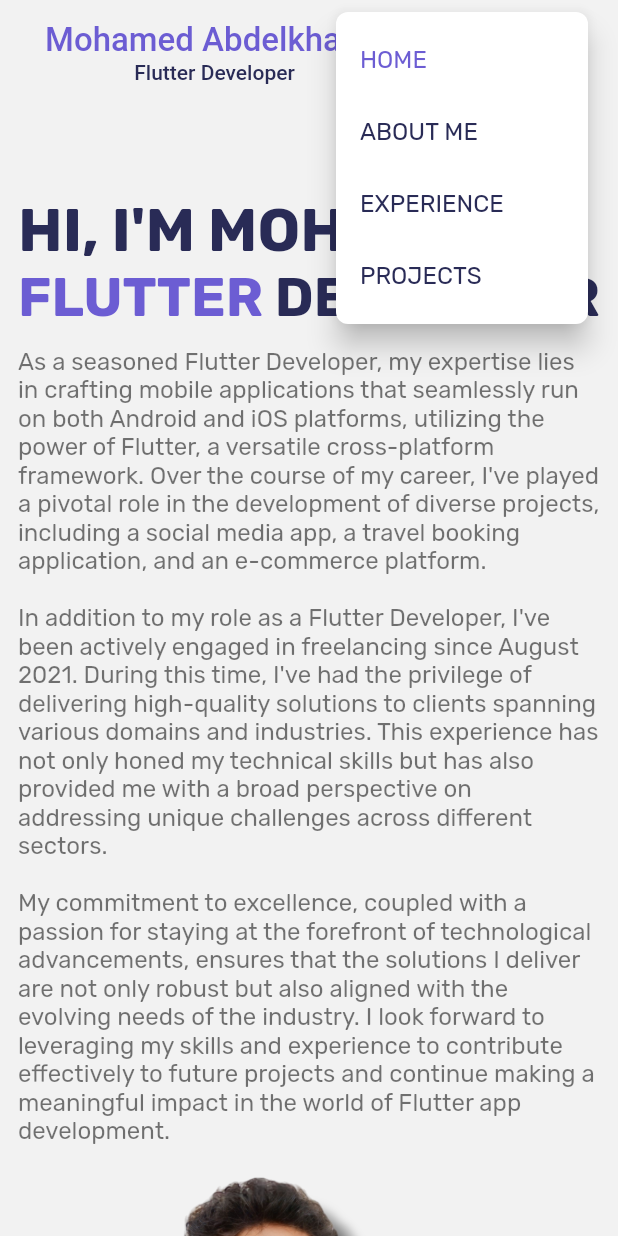
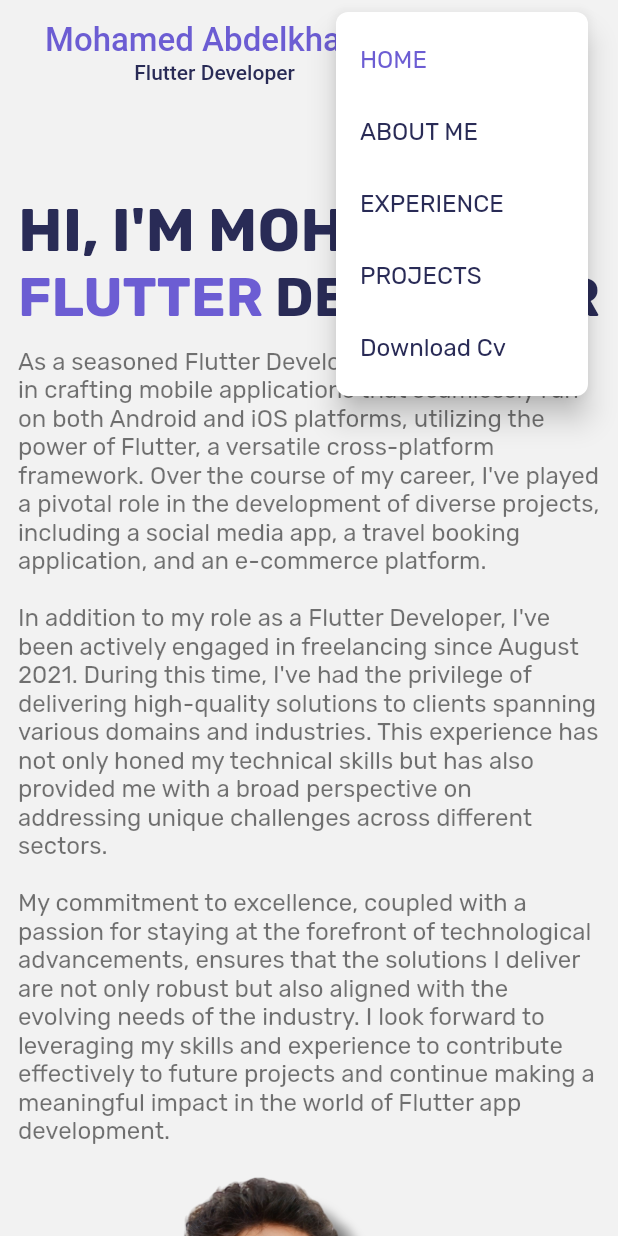
Before and after one commit to mohamed296/my_portfolio, a Flutter app: the screen it shows after launch, after a tap on the "menu" icon, on a phone screen of 412 x 824 dp. Run offline on Flutter 3.47's test engine with Material 3 defaults, Android fonts, the light colour scheme and no system bars; drawn by our look-alikes of auto_size_text, scrollable_positioned_list; our stand-ins replace carousel_slider, firebase_core, google_fonts, line_awesome_flutter; missing offline and left inert: dart:html; accounts and stored records are empty; Roboto replaces fonts that are missing (Satisfy); statements that could not run were skipped.

Commit message:
fix mobile responsive

```diff
--- a/lib/modules/about_me/about_me.dart
+++ b/lib/modules/about_me/about_me.dart
@@ -27,8 +27,9 @@ class AboutMePage extends StatelessWidget {
         alignment: WrapAlignment.center,
         runAlignment: WrapAlignment.center,
         children: [
-          SizedBox(
-            width: width * .5,
+          LayoutBuilder(
+            builder: (context, constraints) => SizedBox(
+              width: constraints.maxWidth >= 600.0 ? width * .5 : null,
               child: Column(
                 mainAxisAlignment: MainAxisAlignment.center,
                 crossAxisAlignment: CrossAxisAlignment.start,
@@ -96,6 +97,7 @@ class AboutMePage extends StatelessWidget {
                 ],
               ),
             ),
+          ),
           Column(
             mainAxisSize: MainAxisSize.min,
             children: [
--- a/lib/modules/educations/educations.dart
+++ b/lib/modules/educations/educations.dart
@@ -83,9 +83,10 @@ class ContentAboutMe extends StatelessWidget {
 
   @override
   Widget build(BuildContext context) {
-    return Container(
+    return LayoutBuilder(
+      builder: (context, constraints) => Container(
         // height: height * 0.4,
-      width: width * 0.3,
+        width: constraints.maxWidth >= 600.0 ? width * 0.3 : null,
         decoration: BoxDecoration(
           borderRadius: BorderRadius.circular(10),
           image: const DecorationImage(image: AssetImage("assets/me.png")),
@@ -141,6 +142,7 @@ class ContentAboutMe extends StatelessWidget {
             ),
           ),
         ),
+      ),
     );
   }
 }
--- a/lib/modules/experience/experience.dart
+++ b/lib/modules/experience/experience.dart
@@ -91,8 +91,9 @@ class ContentExperience extends StatelessWidget {
 
   @override
   Widget build(BuildContext context) {
-    return Container(
-      width: width * 0.3,
+    return LayoutBuilder(
+      builder: (context, constraints) => Container(
+        width: constraints.maxWidth >= 600.0 ? width * 0.3 : null,
         constraints: BoxConstraints(minHeight: height * 0.3),
         padding: EdgeInsets.all(designPadding12),
         decoration: BoxDecoration(
@@ -145,6 +146,7 @@ class ContentExperience extends StatelessWidget {
             ),
           ],
         ),
+      ),
     );
   }
 }
--- a/lib/modules/home/view/home_page.dart
+++ b/lib/modules/home/view/home_page.dart
@@ -28,6 +28,7 @@ class _HomePageState extends State<HomePage> {
     'ABOUT ME',
     'EXPERIENCE',
     'PROJECTS',
+    'Download Cv'
   ];
 
   final List<Widget> pages = [
@@ -85,7 +86,7 @@ class _HomePageState extends State<HomePage> {
                       onSelected: (value) {
                         if (value == 4) {
                           downloadFile(
-                            'assets/Mohamed-Abdelkhalek.pdf',
+                            'assets/Mohamed-Abdelkhalek-cv.pdf',
                           );
                         } else {
                           scrollToItem(value);
@@ -115,8 +116,11 @@ class _HomePageState extends State<HomePage> {
                 ]
               : [
                   ...navItem.asMap().entries.map(
-                        (e) => Padding(
-                          padding: const EdgeInsets.only(right: 20, bottom: 10),
+                        (e) => e.value == 'Download Cv'
+                            ? const SizedBox.shrink()
+                            : Padding(
+                                padding: const EdgeInsets.only(
+                                    right: 20, bottom: 10),
                                 child: TextButton(
                                   onPressed: () {
                                     scrollToItem(e.key);
@@ -136,7 +140,7 @@ class _HomePageState extends State<HomePage> {
                   GestureDetector(
                     onTap: () {
                       downloadFile(
-                        'assets/Mohamed-Abdelkhalek.pdf',
+                        'assets/Mohamed-Abdelkhalek-cv.pdf',
                       );
                     },
                     child: Container(
--- a/lib/modules/projects/projects.dart
+++ b/lib/modules/projects/projects.dart
@@ -210,9 +210,10 @@ class ProjectItem extends StatelessWidget {
         borderRadius: BorderRadius.circular(10),
         child: BackdropFilter(
           filter: ImageFilter.blur(sigmaX: 50.0, sigmaY: 50.0),
-          child: Container(
+          child: LayoutBuilder(
+            builder: (context, constraints) => Container(
               height: height * 0.5,
-            width: width * 0.2,
+              width: constraints.maxWidth >= 600.0 ? width * 0.2 : null,
               decoration: BoxDecoration(
                 borderRadius: BorderRadius.circular(10),
                 border: Border.all(
@@ -224,7 +225,7 @@ class ProjectItem extends StatelessWidget {
                 children: [
                   Container(
                       height: height * 0.25,
-                    width: width * 0.2,
+                      width: constraints.maxWidth >= 600.0 ? width * 0.2 : null,
                       decoration: const BoxDecoration(
                           borderRadius: BorderRadius.only(
                         topLeft: Radius.circular(10),
@@ -313,8 +314,10 @@ class ProjectItem extends StatelessWidget {
                         children: [
                           AutoSizeText(
                             title,
-                          style:
-                              Theme.of(context).textTheme.titleLarge!.copyWith(
+                            style: Theme.of(context)
+                                .textTheme
+                                .titleLarge!
+                                .copyWith(
                                   color: AppColor.backgroundColor,
                                 ),
                           ),
@@ -325,7 +328,8 @@ class ProjectItem extends StatelessWidget {
                             child: AutoSizeText(
                               des,
                               style: TextStyle(
-                              color: AppColor.backgroundColor.withOpacity(0.6),
+                                color:
+                                    AppColor.backgroundColor.withOpacity(0.6),
                               ),
                             ),
                           )
@@ -338,6 +342,7 @@ class ProjectItem extends StatelessWidget {
             ),
           ),
         ),
+      ),
     );
   }
 }
```
Also changed, not shown: lib/modules/home/view/fottor.dart (+6 -19 lines), 3 other files. Lines whose indentation alone changed are shown as unchanged.
